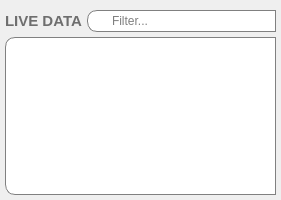
einsteinly/CAUV_old_software, file gui/gui/core/nodepicker.ui: the form before one commit.
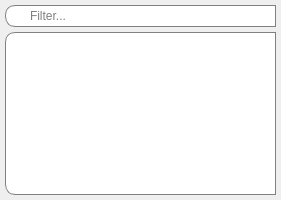
The form after the commit. Custom widgets are drawn as their Qt base class.

Commit message: hide filter input when it's not being used

The edit to the form file:
```diff
--- a/gui/gui/core/nodepicker.ui
+++ b/gui/gui/core/nodepicker.ui
@@ -26,71 +26,11 @@
    <property name="spacing">
     <number>5</number>
    </property>
-   <property name="leftMargin">
-    <number>5</number>
-   </property>
-   <property name="topMargin">
-    <number>10</number>
-   </property>
-   <property name="rightMargin">
-    <number>5</number>
-   </property>
-   <property name="bottomMargin">
+   <property name="margin">
     <number>5</number>
    </property>
    <item>
     <layout class="QHBoxLayout" name="horizontalLayout">
-     <item>
-      <widget class="QLabel" name="label">
-       <property name="palette">
-        <palette>
-         <active>
-          <colorrole role="WindowText">
-           <brush brushstyle="SolidPattern">
-            <color alpha="255">
-             <red>110</red>
-             <green>110</green>
-             <blue>110</blue>
-            </color>
-           </brush>
-          </colorrole>
-         </active>
-         <inactive>
-          <colorrole role="WindowText">
-           <brush brushstyle="SolidPattern">
-            <color alpha="255">
-             <red>110</red>
-             <green>110</green>
-             <blue>110</blue>
-            </color>
-           </brush>
-          </colorrole>
-         </inactive>
-         <disabled>
-          <colorrole role="WindowText">
-           <brush brushstyle="SolidPattern">
-            <color alpha="255">
-             <red>69</red>
-             <green>69</green>
-             <blue>69</blue>
-            </color>
-           </brush>
-          </colorrole>
-         </disabled>
-        </palette>
-       </property>
-       <property name="font">
-        <font>
-         <pointsize>11</pointsize>
-         <weight>75</weight>
-         <bold>true</bold>
-        </font>
-       </property>
-       <property name="text">
-        <string>LIVE DATA</string>
-       </property>
-      </widget>
-     </item>
      <item>
       <widget class="QLineEdit" name="filter">
        <property name="styleSheet">
```
Left out of the diff: 2 changed lines with no effect on the pictures. The commit also changes 2 other files.
